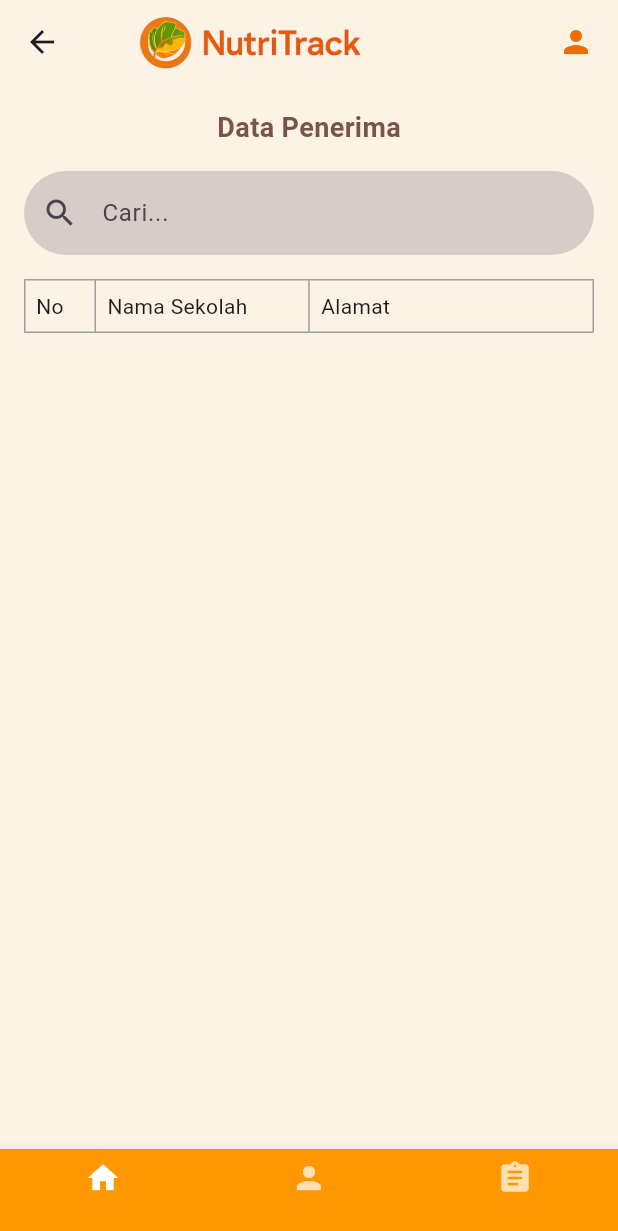
After one commit to ipaddr/MPLJJ25-138-KEL-5, a Flutter app: the DataPenerima screen opened directly, on a phone screen of 412 x 824 dp. The commit adds this screen. Shown: the top 1231 px of the screen. Run offline on Flutter 3.47's test engine with Material 3 defaults, Android fonts, the phone set to English and light mode, and no system bars; Roboto replaces fonts that are missing (Arial).

Commit message:
menambahkan screen admin dan distributor

```diff
--- /dev/null
+++ b/nutritrack/lib/screens/admin_data_penerima.dart
@@ -0,0 +1,91 @@
+import 'package:flutter/material.dart';
+
+class DataPenerima extends StatelessWidget {
+  const DataPenerima({super.key});
+
+  @override
+  Widget build(BuildContext context) {
+    return Scaffold(
+      backgroundColor: const Color(0xFFFDF3E4),
+      appBar: AppBar(
+        backgroundColor: const Color(0xFFFDF3E4),
+        elevation: 0,
+        title: Row(children: [Image.asset('assets/logo.png', height: 40)]),
+        actions: [
+          Padding(
+            padding: const EdgeInsets.only(right: 16.0),
+            child: Icon(Icons.person, color: Colors.orange[800]),
+          ),
+        ],
+      ),
+      body: Padding(
+        padding: const EdgeInsets.all(16.0),
+        child: Column(
+          children: [
+            const Text(
+              "Data Penerima",
+              style: TextStyle(
+                fontWeight: FontWeight.bold,
+                fontSize: 18,
+                color: Colors.brown,
+              ),
+            ),
+            const SizedBox(height: 16),
+            _buildSearchBar(),
+            const SizedBox(height: 16),
+            _buildTableHeader(),
+          ],
+        ),
+      ),
+      bottomNavigationBar: _bottomNavBar(),
+    );
+  }
+
+  Widget _buildSearchBar() {
+    return TextField(
+      decoration: InputDecoration(
+        hintText: 'Cari...',
+        prefixIcon: Icon(Icons.search),
+        filled: true,
+        fillColor: Colors.brown[100],
+        border: OutlineInputBorder(
+          borderRadius: BorderRadius.circular(30),
+          borderSide: BorderSide.none,
+        ),
+      ),
+    );
+  }
+
+  Widget _buildTableHeader() {
+    return Table(
+      border: TableBorder.all(color: Colors.grey),
+      columnWidths: const {
+        0: FlexColumnWidth(1),
+        1: FlexColumnWidth(3),
+        2: FlexColumnWidth(4),
+      },
+      children: const [
+        TableRow(
+          children: [
+            Padding(padding: EdgeInsets.all(8), child: Text("No")),
+            Padding(padding: EdgeInsets.all(8), child: Text("Nama Sekolah")),
+            Padding(padding: EdgeInsets.all(8), child: Text("Alamat")),
+          ],
+        ),
+      ],
+    );
+  }
+
+  Widget _bottomNavBar() {
+    return BottomNavigationBar(
+      backgroundColor: Colors.orange,
+      selectedItemColor: Colors.white,
+      unselectedItemColor: Colors.white70,
+      items: const [
+        BottomNavigationBarItem(icon: Icon(Icons.home), label: ''),
+        BottomNavigationBarItem(icon: Icon(Icons.person), label: ''),
+        BottomNavigationBarItem(icon: Icon(Icons.assignment), label: ''),
+      ],
+    );
+  }
+}
--- a/nutritrack/lib/screens/login_screen.dart
+++ b/nutritrack/lib/screens/login_screen.dart
@@ -53,7 +53,9 @@ class LoginScreen extends StatelessWidget {
               ),
               SizedBox(height: 24),
               ElevatedButton(
-                onPressed: () {},
+                onPressed: () {
+                  Navigator.pushNamed(context, '/dashboard');
+                },
                 style: ElevatedButton.styleFrom(
                   backgroundColor: Colors.orange[700],
                   padding: EdgeInsets.symmetric(horizontal: 40, vertical: 12),
```
Also changed, not shown: nutritrack/lib/main.dart (+8 -7 lines), nutritrack/lib/screens/admin_dashboard.dart (added, +108 -0 lines), nutritrack/lib/screens/admin_data_pelaporan.dart (added, +86 -0 lines), nutritrack/lib/screens/admin_profile.dart (added, +68 -0 lines), nutritrack/lib/screens/dashboard_screen.dart (+95 -18 lines), nutritrack/lib/screens/distributor_dashboard.dart (added, +94 -0 lines), nutritrack/lib/screens/distributor_data_pelaporan.dart (added, +94 -0 lines), nutritrack/lib/screens/distributor_profile.dart (added, +68 -0 lines), nutritrack/pubspec.lock.
